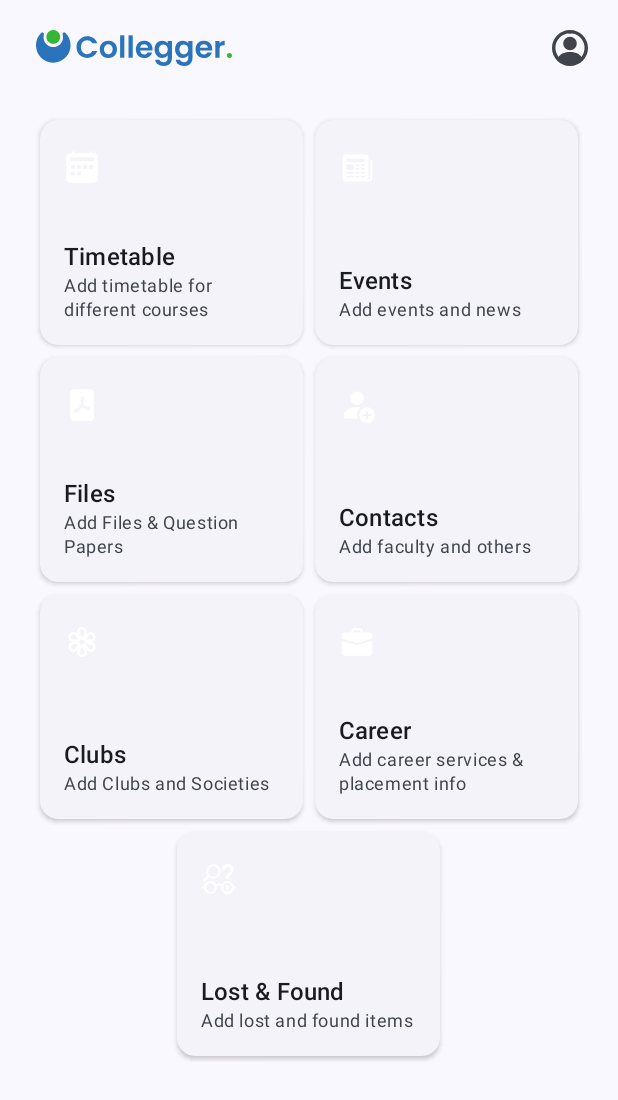
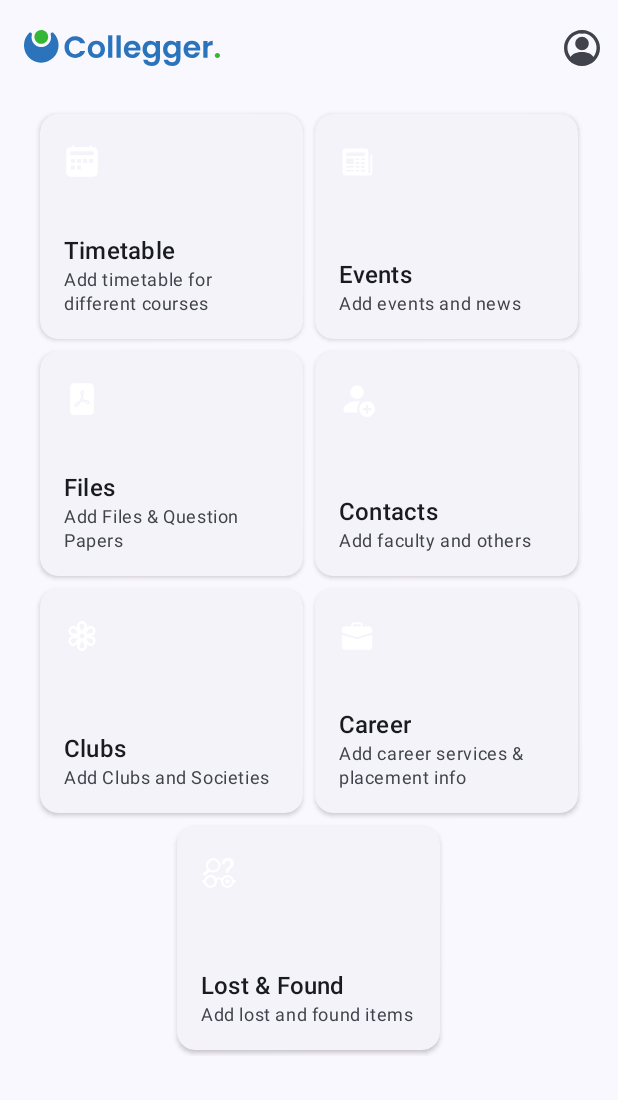
Before and after one commit to abbasabidi85/Colleger-College-Community-App, an Android app: the AdminMainActivity screen opened directly, with no data from a screen before it, on a phone screen of 412 x 824 dp. Shown: the top 1100 px of the screen. Run offline under Robolectric (Android 15) with nearby library versions, the phone set to English and light mode, and no system bars; our stand-ins replace Firebase (no records; nobody signed in at launch, a user with empty details on screens opened directly).

```diff
--- a/app/src/main/java/com/abs/colleger/app/student/UserMainActivity.java
+++ b/app/src/main/java/com/abs/colleger/app/student/UserMainActivity.java
@@ -49,7 +49,7 @@ public class UserMainActivity extends AppCompatActivity {
         ActionBar actionBar = getSupportActionBar();
         if (actionBar != null) {
             if (isDarkModeEnabled()) { // check if dark mode is enabled
-                actionBar.setLogo(R.drawable.colleger_logo_word_night);
+                actionBar.setLogo(R.drawable.colleger_logo_word);
             } else {
                 actionBar.setLogo(R.drawable.colleger_logo_word);
             }
--- a/app/src/main/res/layout/activity_admin_main.xml
+++ b/app/src/main/res/layout/activity_admin_main.xml
@@ -13,7 +13,6 @@
         android:layout_width="match_parent"
         android:layout_height="wrap_content"
         android:fitsSystemWindows="true"
-        android:paddingHorizontal="8dp"
         app:layout_constraintEnd_toEndOf="parent"
         app:layout_constraintStart_toStartOf="parent"
         app:layout_constraintTop_toTopOf="parent"
@@ -44,7 +43,6 @@
         <LinearLayout
             android:layout_width="match_parent"
             android:layout_height="wrap_content"
-            android:layout_margin="4dp"
             android:gravity="center"
             android:orientation="vertical"
             android:paddingTop="8dp">
--- a/app/src/main/res/layout/activity_user_main.xml
+++ b/app/src/main/res/layout/activity_user_main.xml
@@ -13,7 +13,6 @@
         android:layout_width="match_parent"
         android:layout_height="wrap_content"
         android:fitsSystemWindows="true"
-        android:paddingHorizontal="8dp"
         app:layout_constraintEnd_toEndOf="parent"
         app:layout_constraintStart_toStartOf="parent"
         app:liftOnScroll="true"
```
